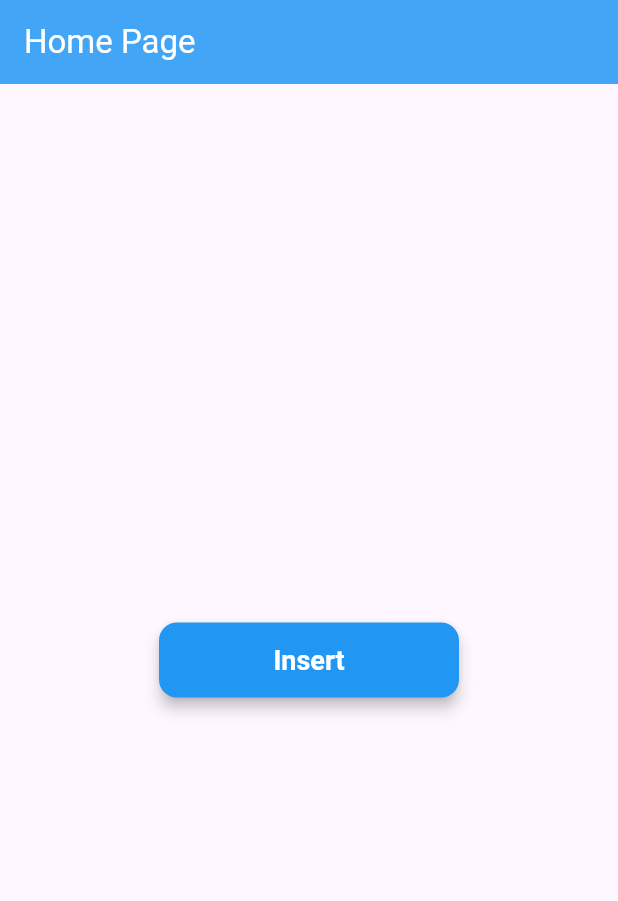
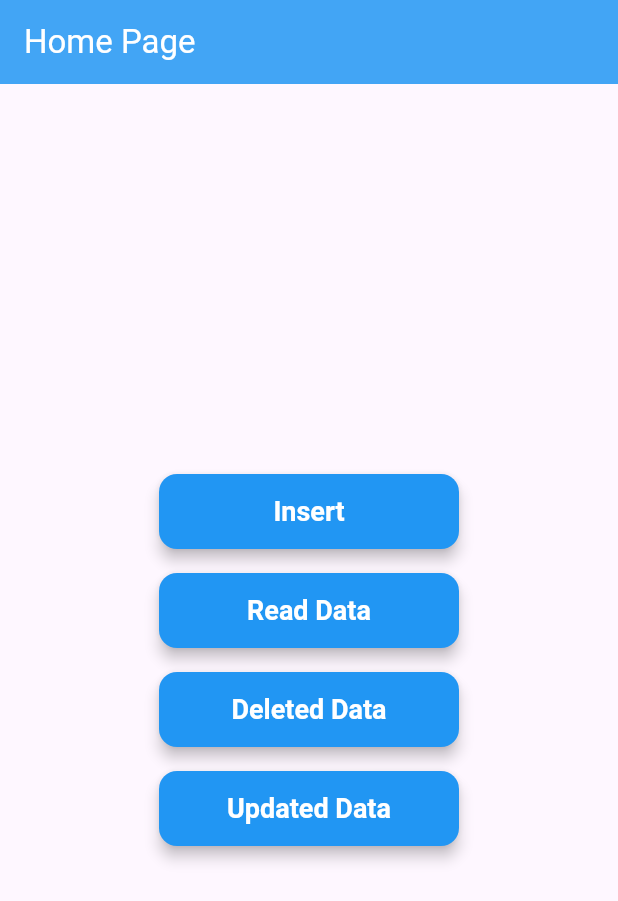
Before and after one commit to oliulalam/SQLite_Database_Flutter, a Flutter app: the screen it shows after launch, on a phone screen of 412 x 824 dp. Shown: the top 901 px of the screen. Run offline on Flutter 3.47's test engine with Material 3 defaults, Android fonts, the phone set to English and light mode, and no system bars; our stand-ins replace sqflite; accounts and stored records are empty.

Commit message:
Dynamic update or deleted data done

```diff
--- a/lib/home.dart
+++ b/lib/home.dart
@@ -19,17 +19,45 @@ class _HomeState extends State<Home> {
       ),
 
       body: Center(
-        child: ElevatedButton(
-            onPressed: ()async{
-              await DBHandler().insertData(3, 'Asad', 29 );
+        child: Column(
+          mainAxisAlignment: MainAxisAlignment.center,
+          children: [
+            ElevatedButton(
+              onPressed: () async {
+                await DBHandler().insertData(3, 'Asad', 29);
 
-              final data = await DBHandler().readData();
-              print(data);
-            },
-            child: Text("Insert", )
+                final data = await DBHandler().readData();
+                print(data);
+              },
+              child: Text("Insert"),
+            ),
+            SizedBox(height: 16),
+            ElevatedButton(
+              onPressed: () async {
+                final data = await DBHandler().readData();
+                print(data);
+              },
+              child: Text("Read Data"),
+            ),
+            SizedBox(height: 16),
+            ElevatedButton(
+              onPressed: () async {
+                await DBHandler().deletedData(2);
+                print("Deleted Success");
+              },
+              child: Text("Deleted Data"),
+            ),
+            SizedBox(height: 16),
+            ElevatedButton(
+              onPressed: () async {
+                final data = await DBHandler().updateData(1, 'Fahim', 24);
+                print('Update Success');
+              },
+              child: Text("Updated Data"),
+            ),
+          ],
         ),
       ),
-
     );
   }
 }
```
Also changed, not shown: lib/db_handler.dart (+23 -0 lines).
